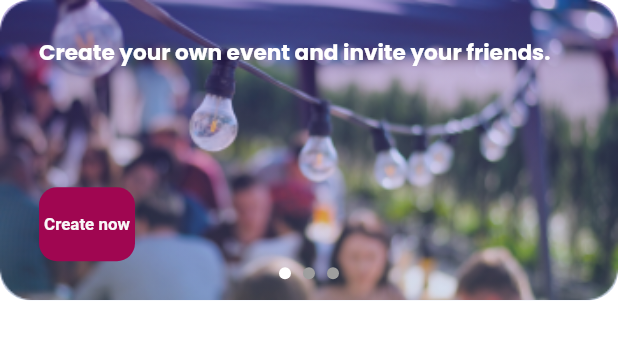
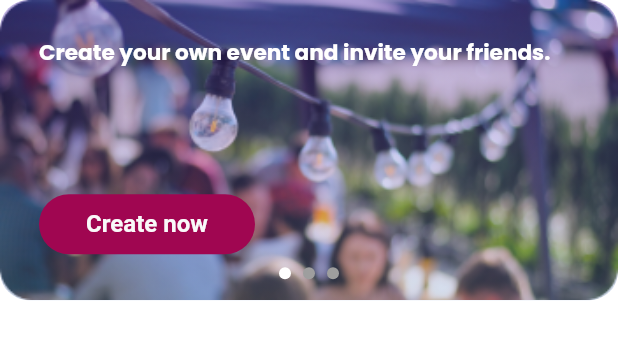
Before and after one commit to SmartEventTech/smart-event-planner, a Flutter app: the CreateEventSection widget shown alone on an empty page, opened directly, on a phone screen of 412 x 824 dp. Shown: the top 339 px of the screen. Run offline on Flutter 3.47's test engine with Material 3 defaults, Android fonts, the phone set to English and light mode, and no system bars; our stand-ins replace bloc, cached_network_image, connectivity_plus, dartz, dash_chat_2, device_preview and 18 more; accounts and stored records are empty.

Commit message:
refactor: optimize button layouts and remove unnecessary widgets in event and create sections

```diff
--- a/lib/features/auth/presentation/otp_verificatioin_screen.dart
+++ b/lib/features/auth/presentation/otp_verificatioin_screen.dart
@@ -77,7 +77,6 @@ class _OtpVerificationScreenState extends State<OtpVerificationScreen> {
                       ),
                       const SizedBox(height: 30),
                       Pinput(
-
                         length: 4,
                         controller: pinController,
                         focusNode: focusNode,
--- a/lib/features/home/presentation/widgets/create_event_section.dart
+++ b/lib/features/home/presentation/widgets/create_event_section.dart
@@ -115,18 +115,29 @@ class CreateEventSectionState extends State<CreateEventSection> {
   }
 
   Widget _buildCreateButton() {
-    return ElevatedButton(
+    return LayoutBuilder(builder: (context, constrains) {
+      return SizedBox(
+        width: constrains.maxWidth * 0.4,
+        child: ElevatedButton(
           style: ElevatedButton.styleFrom(
+            padding: EdgeInsets.all(0),
+            shape: RoundedRectangleBorder(
+              borderRadius: BorderRadius.circular(20),
+            ),
             backgroundColor: AppColors.secondaryColor,
             side: const BorderSide(color: Colors.transparent),
           ),
           onPressed: () {
             Navigator.of(context).pushNamed('/createEventScreen');
           },
-      child: FittedBox(child: Text('Create now',style: TextStyle(
-        color: AppColors.shadowhiteColot
-      ),)),
+          child: FittedBox(
+              child: Text(
+            'Create now',
+            style: TextStyle(color: AppColors.shadowhiteColot),
+          )),
+        ),
       );
+    });
   }
 }
 
```
Also changed, not shown: lib/features/home/presentation/screens/home_screen_body.dart (+0 -8 lines), lib/shared/widgets/events/event_card.dart (+18 -7 lines). Lines whose indentation alone changed are shown as unchanged.
